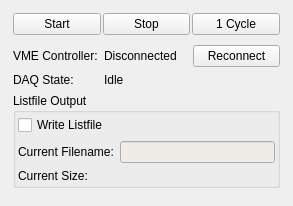
Old version of the form src/daqcontrol_widget.ui in the repository flueke/mvme.
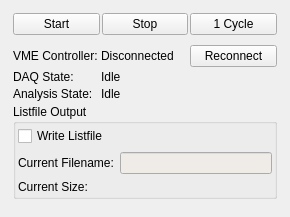
New version of the form.

Diff of the .ui file:
```diff
--- a/src/daqcontrol_widget.ui
+++ b/src/daqcontrol_widget.ui
@@ -6,8 +6,8 @@
    <rect>
     <x>0</x>
     <y>0</y>
-    <width>293</width>
-    <height>206</height>
+    <width>290</width>
+    <height>217</height>
    </rect>
   </property>
   <property name="windowTitle">
@@ -65,6 +65,12 @@
    <item>
     <widget class="QFrame" name="frame_2">
      <layout class="QFormLayout" name="formLayout">
+      <property name="horizontalSpacing">
+       <number>3</number>
+      </property>
+      <property name="verticalSpacing">
+       <number>3</number>
+      </property>
       <property name="leftMargin">
        <number>2</number>
       </property>
@@ -119,7 +125,7 @@
         </property>
        </widget>
       </item>
-      <item row="2" column="0" colspan="2">
+      <item row="3" column="0" colspan="2">
        <widget class="QGroupBox" name="gb_listfile">
         <property name="title">
          <string>Listfile Output</string>
@@ -212,6 +218,20 @@
         </layout>
        </widget>
       </item>
+      <item row="2" column="1">
+       <widget class="QLabel" name="label_analysisState">
+        <property name="text">
+         <string>Idle</string>
+        </property>
+       </widget>
+      </item>
+      <item row="2" column="0">
+       <widget class="QLabel" name="label_6">
+        <property name="text">
+         <string>Analysis State:</string>
+        </property>
+       </widget>
+      </item>
      </layout>
     </widget>
    </item>
```
